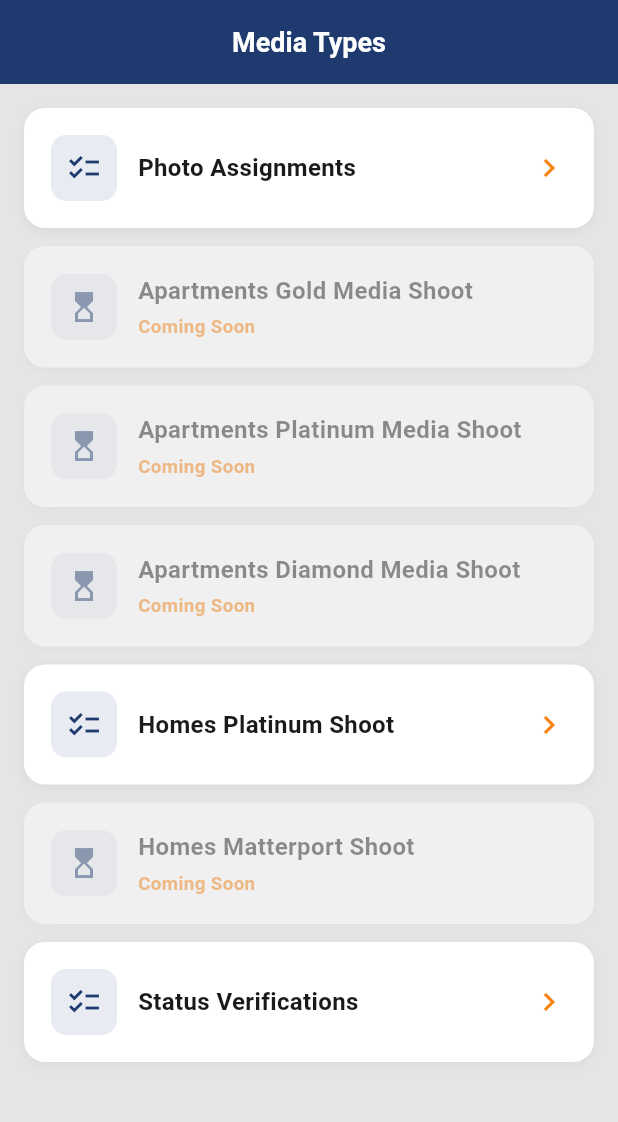
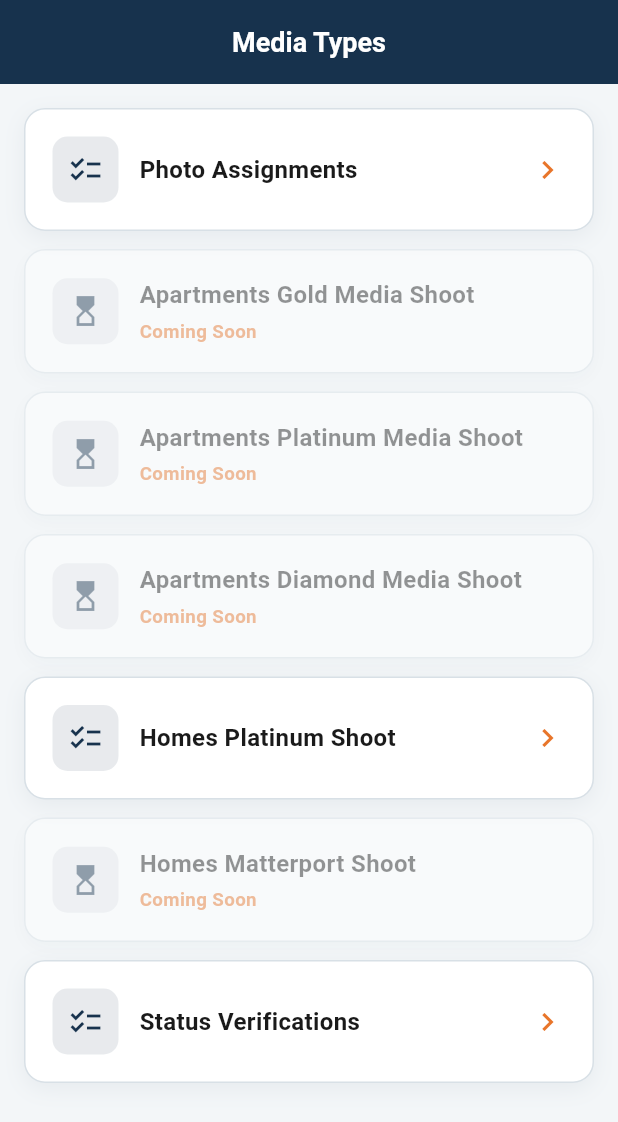
Before and after one commit to adon45/Costar-List, a Flutter app: the screen it shows after launch, on a phone screen of 412 x 824 dp. Shown: the top 1122 px of the screen. Run offline on Flutter 3.47's test engine with Material 3 defaults, Android fonts, the light colour scheme and no system bars; our stand-ins replace shared_preferences.

Commit message:
Functionality Update

```diff
--- a/lib/screens/media_types_screen.dart
+++ b/lib/screens/media_types_screen.dart
@@ -42,11 +42,12 @@ class _MediaTypeTile extends StatelessWidget {
       decoration: BoxDecoration(
         color: Colors.white,
         borderRadius: BorderRadius.circular(14),
+        border: Border.all(color: AppColors.divider),
         boxShadow: [
           BoxShadow(
-            color: Colors.black.withValues(alpha: 0.05),
-            blurRadius: 6,
-            offset: const Offset(0, 2),
+            color: AppColors.primary.withValues(alpha: 0.06),
+            blurRadius: 12,
+            offset: const Offset(0, 4),
           ),
         ],
       ),
--- a/lib/theme/app_theme.dart
+++ b/lib/theme/app_theme.dart
@@ -6,14 +6,14 @@ import 'package:flutter/material.dart';
 class AppColors {
   AppColors._();
 
-  static const Color background = Color(0xFFE5E5E5);
-  static const Color primary = Color(0xFF1E3A6F);
-  static const Color accent = Color(0xFFF78210);
+  static const Color background = Color(0xFFF3F6F8);
+  static const Color primary = Color(0xFF17324D);
+  static const Color accent = Color(0xFFE8752A);
 
   static const Color primaryText = Color(0xFF1A1A1A);
   static const Color mutedText = Color(0xFF6B6B6B);
   static const Color cardBackground = Colors.white;
-  static const Color divider = Color(0xFFD0D0D0);
+  static const Color divider = Color(0xFFD8E0E6);
 }
 
 class AppTheme {
@@ -45,6 +45,7 @@ class AppTheme {
           fontWeight: FontWeight.w600,
         ),
         iconTheme: IconThemeData(color: Colors.white),
+        surfaceTintColor: Colors.transparent,
       ),
       elevatedButtonTheme: ElevatedButtonThemeData(
         style: ElevatedButton.styleFrom(
@@ -83,7 +84,11 @@ class AppTheme {
       dividerTheme: const DividerThemeData(color: AppColors.divider),
       cardTheme: const CardThemeData(
         color: AppColors.cardBackground,
-        elevation: 1,
+        elevation: 0,
+        shadowColor: Color(0x1A17324D),
+        shape: RoundedRectangleBorder(
+          borderRadius: BorderRadius.all(Radius.circular(12)),
+        ),
         margin: EdgeInsets.symmetric(horizontal: 12, vertical: 6),
       ),
       iconTheme: const IconThemeData(color: AppColors.primary),
--- a/lib/widgets/counter_widget.dart
+++ b/lib/widgets/counter_widget.dart
@@ -22,7 +22,7 @@ class CounterWidget extends StatelessWidget {
         color: isComplete
             ? AppColors.accent
             : Colors.white.withValues(alpha: 0.15),
-        borderRadius: BorderRadius.circular(20),
+        borderRadius: BorderRadius.circular(10),
         border: Border.all(color: Colors.white.withValues(alpha: 0.4)),
       ),
       child: Text(
```
Also changed, not shown: lib/state/checklist_provider.dart (+4 -4 lines).
